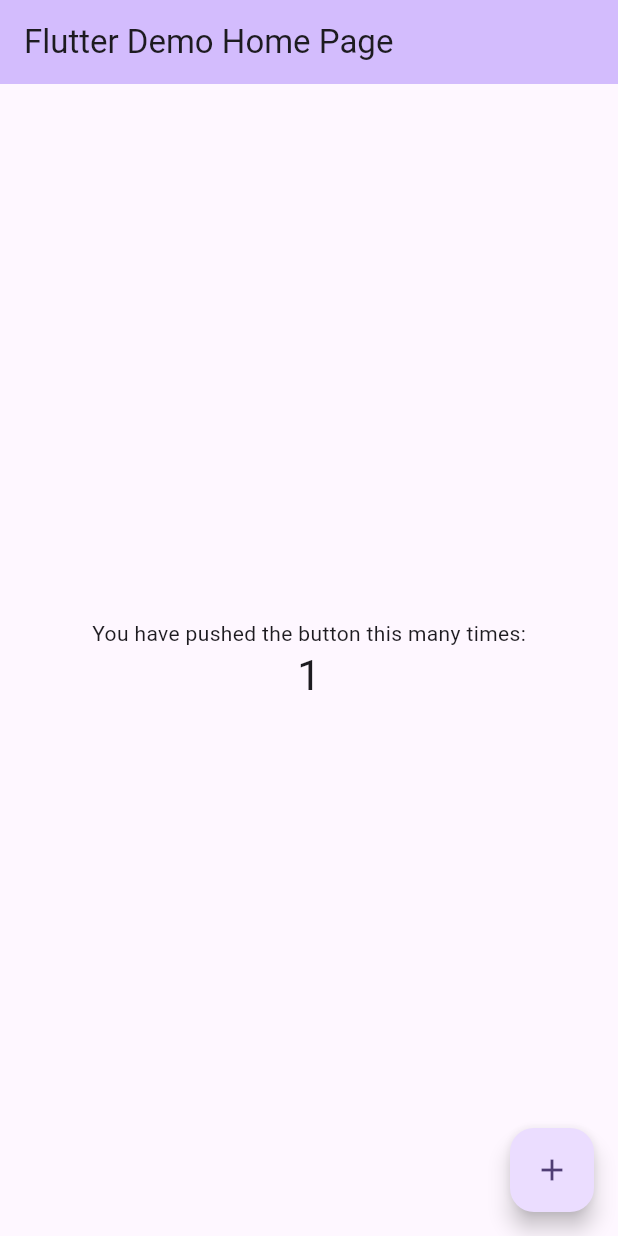
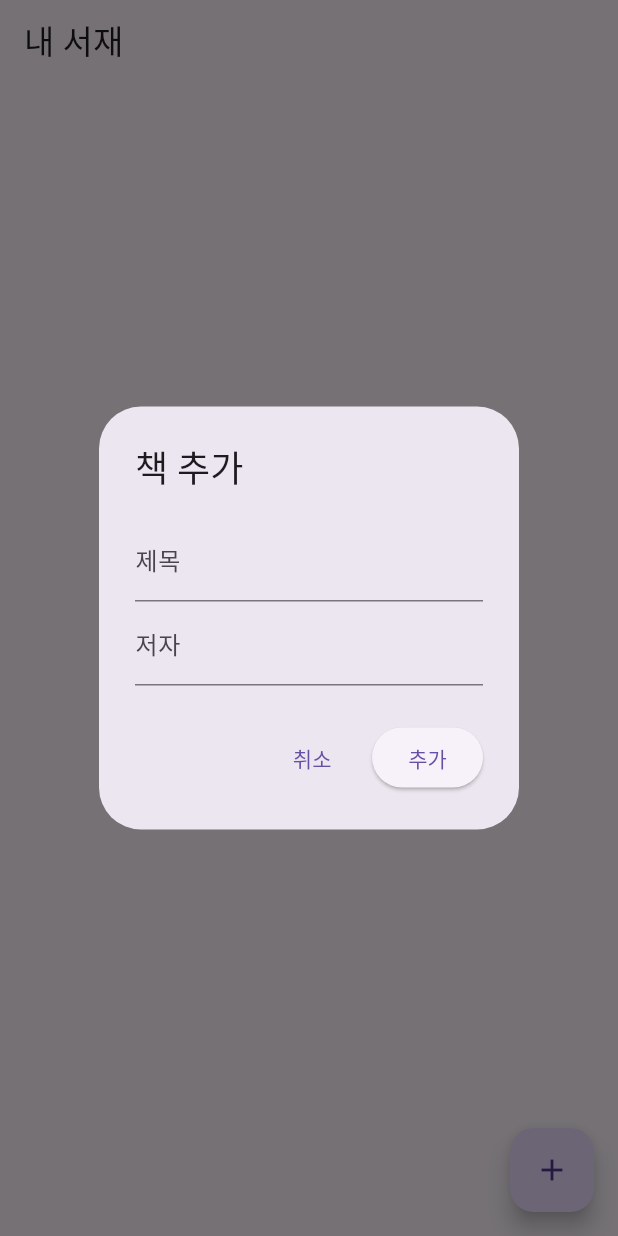
Before and after one commit to IdiotsPapa/BookReadingManager, a Flutter app: the screen it shows after launch, after a tap on the "add" icon, on a phone screen of 412 x 824 dp. Run offline on Flutter 3.47's test engine with Material 3 defaults, Android fonts, the phone set to English and light mode, and no system bars; our stand-ins replace hive, hive_flutter; accounts and stored records are empty.

Commit message:
기본 틀 완성

```diff
--- a/lib/main.dart
+++ b/lib/main.dart
@@ -1,6 +1,15 @@
 import 'package:flutter/material.dart';
+import 'package:hive_flutter/hive_flutter.dart';
+import 'models/book.dart';
+import 'pages/book_list_page.dart';
 
-void main() {
+void main() async {
+  WidgetsFlutterBinding.ensureInitialized();
+
+  await Hive.initFlutter();
+  Hive.registerAdapter(BookAdapter()); // g.dart에서 생성된 Adapter
+  await Hive.openBox<Book>('books');
+
   runApp(const MyApp());
 }
 
@@ -11,26 +20,9 @@ class MyApp extends StatelessWidget {
   @override
   Widget build(BuildContext context) {
     return MaterialApp(
-      title: 'Flutter Demo',
-      theme: ThemeData(
-        // This is the theme of your application.
-        //
-        // TRY THIS: Try running your application with "flutter run". You'll see
-        // the application has a purple toolbar. Then, without quitting the app,
-        // try changing the seedColor in the colorScheme below to Colors.green
-        // and then invoke "hot reload" (save your changes or press the "hot
-        // reload" button in a Flutter-supported IDE, or press "r" if you used
-        // the command line to start the app).
-        //
-        // Notice that the counter didn't reset back to zero; the application
-        // state is not lost during the reload. To reset the state, use hot
-        // restart instead.
-        //
-        // This works for code too, not just values: Most code changes can be
-        // tested with just a hot reload.
-        colorScheme: ColorScheme.fromSeed(seedColor: Colors.deepPurple),
-      ),
-      home: const MyHomePage(title: 'Flutter Demo Home Page'),
+      title: '독서관리 앱',
+      theme: ThemeData(primarySwatch: Colors.blue),
+      home: const BookListPage(),
     );
   }
 }
--- /dev/null
+++ b/lib/models/book.dart
@@ -0,0 +1,30 @@
+import 'package:hive/hive.dart'; // Hive 필수 import
+
+part 'book.g.dart'; // 자동 생성 파일, 반드시 part 사용
+
+@HiveType(typeId: 0)
+class Book extends HiveObject {
+  @HiveField(0)
+  String title;
+
+  @HiveField(1)
+  String author;
+
+  @HiveField(2)
+  String? isbn;
+
+  @HiveField(3)
+  String? imageUrl;
+
+  @HiveField(4)
+  DateTime? readDate;
+
+  // 생성자
+  Book({
+    required this.title,
+    required this.author,
+    this.isbn,
+    this.imageUrl,
+    this.readDate,
+  });
+}
--- /dev/null
+++ b/lib/pages/book_list_page.dart
@@ -0,0 +1,90 @@
+import 'package:flutter/material.dart';
+import 'package:hive_flutter/hive_flutter.dart';
+import '../models/book.dart';
+
+class BookListPage extends StatefulWidget {
+  const BookListPage({super.key});
+
+  @override
+  State<BookListPage> createState() => _BookListPageState();
+}
+
+class _BookListPageState extends State<BookListPage> {
+  final TextEditingController _titleController = TextEditingController();
+  final TextEditingController _authorController = TextEditingController();
+
+  void _addBook() {
+    final String title = _titleController.text;
+    final String author = _authorController.text;
+
+    if (title.isEmpty || author.isEmpty) return;
+
+    final book = Book(title: title, author: author);
+    Hive.box<Book>('books').add(book);
+
+    _titleController.clear();
+    _authorController.clear();
+    Navigator.of(context).pop();
+  }
+
+  void _showAddBookDialog() {
+    showDialog(
+      context: context,
+      builder: (context) => AlertDialog(
+        title: const Text("책 추가"),
+        content: Column(
+          mainAxisSize: MainAxisSize.min,
+          children: [
+            TextField(
+                controller: _titleController,
+                decoration: const InputDecoration(labelText: "제목")),
+            TextField(
+                controller: _authorController,
+                decoration: const InputDecoration(labelText: "저자")),
+          ],
+        ),
+        actions: [
+          TextButton(
+              onPressed: () => Navigator.of(context).pop(),
+              child: const Text("취소")),
+          ElevatedButton(onPressed: _addBook, child: const Text("추가")),
+        ],
+      ),
+    );
+  }
+
+  @override
+  Widget build(BuildContext context) {
+    return Scaffold(
+      appBar: AppBar(
+        title: const Text("내 서재"),
+      ),
+      body: ValueListenableBuilder<Box<Book>>(
+        valueListenable: Hive.box<Book>('books').listenable(),
+        builder: (context, box, _) {
+          if (box.values.isEmpty) {
+            return const Center(child: Text("등록된 책이 없습니다."));
+          }
+          return ListView.builder(
+            itemCount: box.length,
+            itemBuilder: (context, index) {
+              final book = box.getAt(index);
+              return ListTile(
+                title: Text(book!.title),
+                subtitle: Text(book.author),
+                trailing: IconButton(
+                  icon: const Icon(Icons.delete),
+                  onPressed: () => box.deleteAt(index),
+                ),
+              );
+            },
+          );
+        },
+      ),
+      floatingActionButton: FloatingActionButton(
+        onPressed: _showAddBookDialog,
+        child: const Icon(Icons.add),
+      ),
+    );
+  }
+}
--- a/pubspec.yaml
+++ b/pubspec.yaml
@@ -19,7 +19,7 @@ publish_to: "none" # Remove this line if you wish to publish to pub.dev
 version: 1.0.0+1
 
 environment:
-  sdk: ^3.7.2
+  sdk: ">=3.0.0 <4.0.0"
 
 # Dependencies specify other packages that your package needs in order to work.
 # To automatically upgrade your package dependencies to the latest versions
```
Also changed, not shown: lib/models/book.g.dart (added), pubspec.lock.
